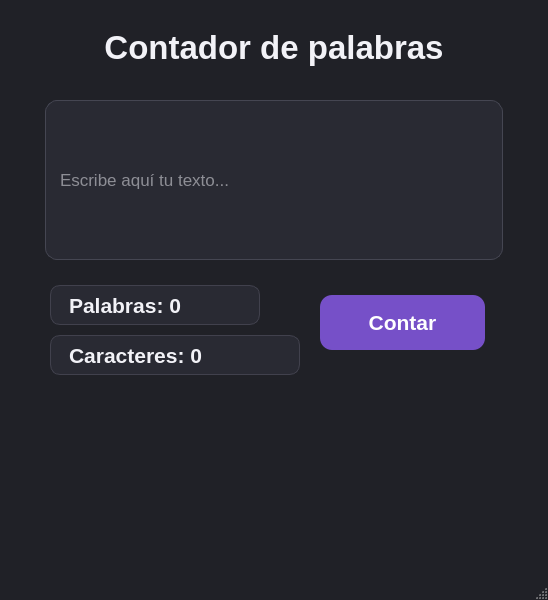
Qt form contadorPalabras.ui (CaberaFloresMiguel/ContadorPalabrasMACF) before a commit.
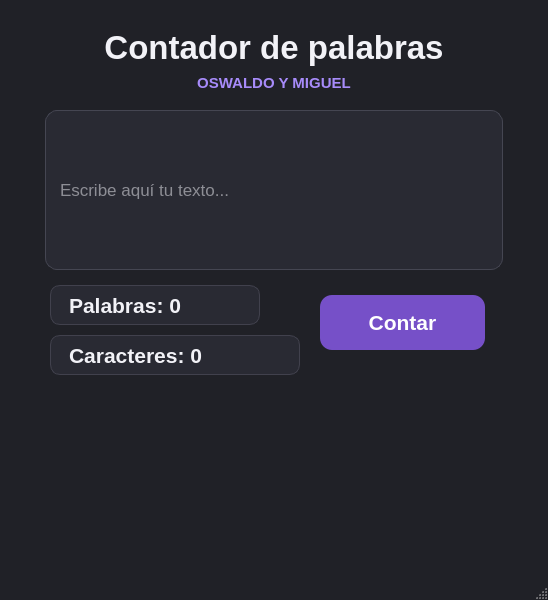
The same form after that commit.

Commit message: se agrego tutores

What changed in the file:
```diff
--- a/contadorPalabras.ui
+++ b/contadorPalabras.ui
@@ -48,11 +48,39 @@
      <set>Qt::AlignCenter</set>
     </property>
    </widget>
+
+   <widget class="QLabel" name="label_2">
+    <property name="geometry">
+     <rect>
+      <x>45</x>
+      <y>70</y>
+      <width>458</width>
+      <height>25</height>
+     </rect>
+    </property>
+    <property name="font">
+     <font>
+      <family>Segoe UI</family>
+      <pointsize>11</pointsize>
+      <bold>true</bold>
+     </font>
+    </property>
+    <property name="styleSheet">
+     <string notr="true">QLabel { color: #A78BFA; }</string>
+    </property>
+    <property name="text">
+     <string>OSWALDO Y MIGUEL</string>
+    </property>
+    <property name="alignment">
+     <set>Qt::AlignCenter</set>
+    </property>
+   </widget>
+
    <widget class="QLineEdit" name="edtCaracteres">
     <property name="geometry">
      <rect>
       <x>45</x>
-      <y>100</y>
+      <y>110</y>
       <width>458</width>
       <height>160</height>
      </rect>
```
Left out of the diff: 9 changed lines with no effect on the pictures.
